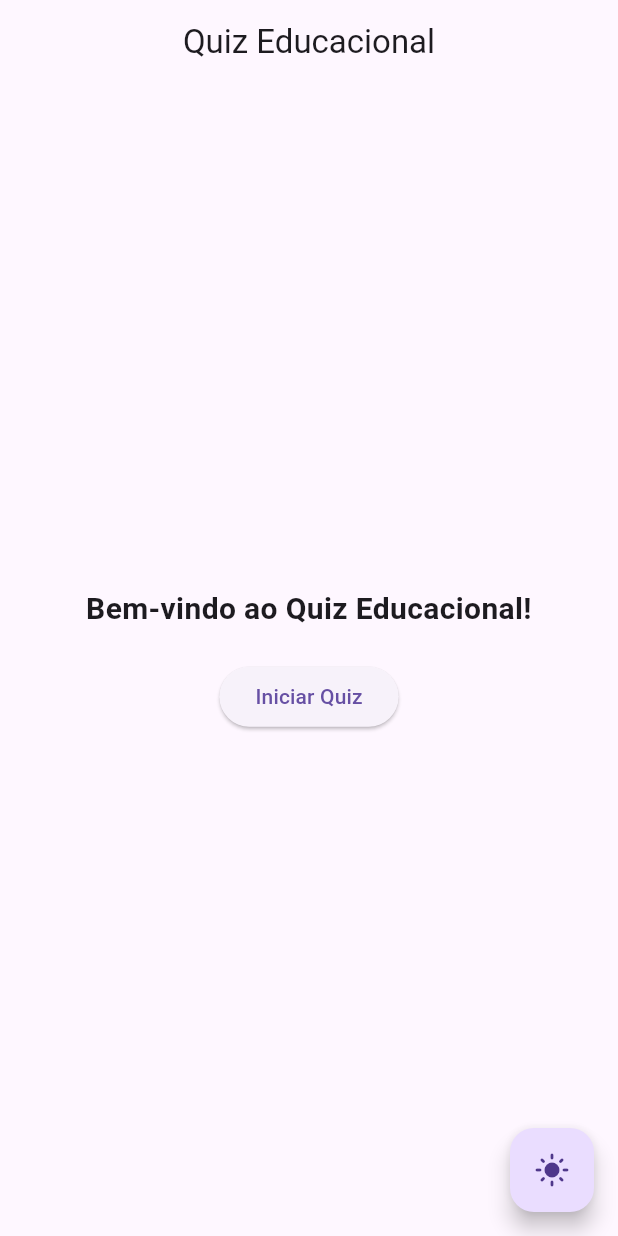
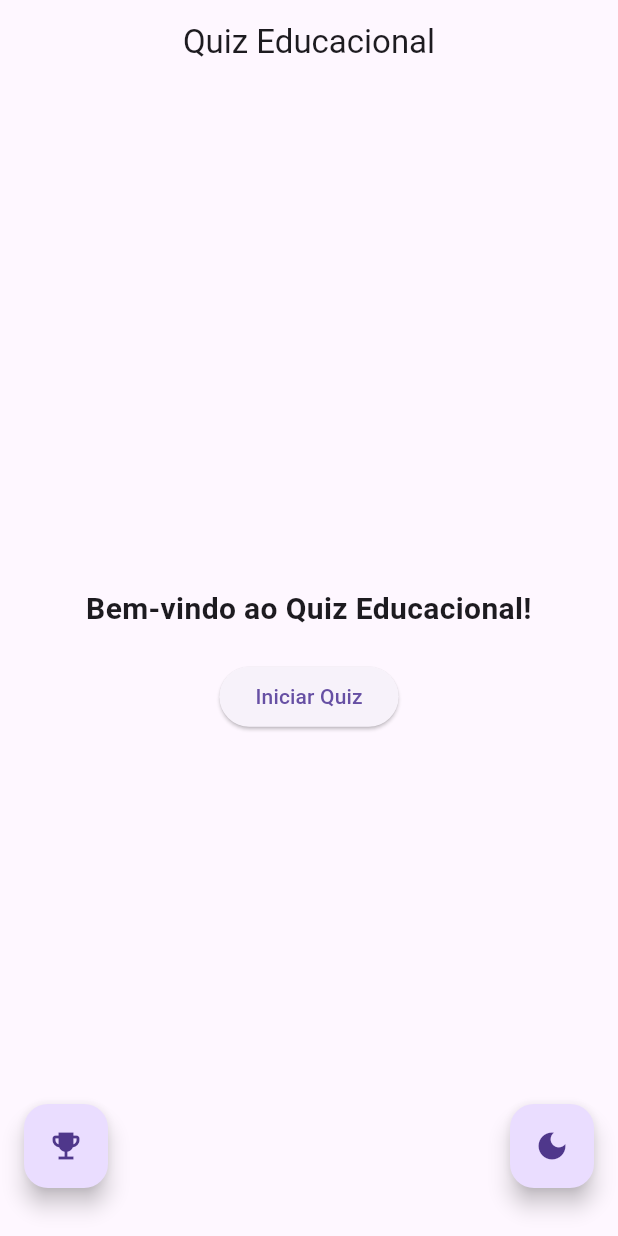
Before and after one commit to pedrowerle/trabalho_final_quizz, a Flutter app: the screen it shows after launch, on a phone screen of 412 x 824 dp. Run offline on Flutter 3.47's test engine with Material 3 defaults, Android fonts, the phone set to English and light mode, and no system bars; our stand-ins replace dio, html_unescape, retrofit, sqflite; accounts and stored records are empty; generated files the repository leaves out were written again.

Commit message:
Segunda Versão

```diff
--- a/lib/main.dart
+++ b/lib/main.dart
@@ -1,15 +1,13 @@
 import 'package:flutter/material.dart';
 import 'package:provider/provider.dart';
-import 'package:trabalho_final/api_service.dart';
-import 'theme_provider.dart'; // Importa o ThemeProvider
-import 'quizz_screen.dart'; // Importa a tela do Quiz
-import 'package:dio/dio.dart';
-
+import 'theme_provider.dart';
+import 'quizz_screen.dart';
+import 'leaderboard.dart';
 
 void main() {
   runApp(
     ChangeNotifierProvider(
-      create: (context) => ThemeProvider(), // Inicializa o ThemeProvider
+      create: (context) => ThemeProvider(),
       child: const QuizApp(),
     ),
   );
@@ -20,11 +18,11 @@ class QuizApp extends StatelessWidget {
 
   @override
   Widget build(BuildContext context) {
-    final themeProvider = Provider.of<ThemeProvider>(context); // Obtém o tema atual
+    final themeProvider = Provider.of<ThemeProvider>(context);
     return MaterialApp(
       title: 'Quiz Educacional',
-      theme: themeProvider.currentTheme, // Usa o tema gerenciado pelo Provider
-      home: const AppTitle(), // Tela inicial do app
+      theme: themeProvider.currentTheme,
+      home: const AppTitle(),
     );
   }
 }
@@ -52,10 +50,9 @@ class AppTitle extends StatelessWidget {
               textAlign: TextAlign.center,
             ),
           ),
-          const SizedBox(height: 20), // Espaço entre o texto e o botão
+          const SizedBox(height: 20),
           ElevatedButton(
             onPressed: () {
-              // Navega para a tela de Quiz
               Navigator.push(
                 context,
                 MaterialPageRoute(builder: (context) => const QuizScreen()),
@@ -65,11 +62,37 @@ class AppTitle extends StatelessWidget {
           ),
         ],
       ),
-      floatingActionButton: FloatingActionButton(
-        onPressed: themeProvider.toggleTheme, // Alterna entre os temas
-        child: Icon(isDarkMode ? Icons.dark_mode : Icons.light_mode), // Ícone alternado
+      floatingActionButton: Stack(
+        children: <Widget>[
+          Align(
+            alignment: Alignment.bottomLeft,
+            child: Padding(
+              padding: EdgeInsets.symmetric(vertical: 16.0, horizontal: 32.0),
+              child: FloatingActionButton(
+                onPressed: () {
+                  Navigator.push(
+                    context,
+                    MaterialPageRoute(builder: (context) => LeaderboardScreen()),
+                  );
+                },
+                child: const Icon(Icons.emoji_events),
+                heroTag: 'trophyButton',
+              ),
+            ),
+          ),
+          Align(
+            alignment: Alignment.bottomRight,
+            child: Padding(
+              padding: EdgeInsets.symmetric(vertical: 16.0, horizontal: 0.0),
+              child: FloatingActionButton(
+                onPressed: themeProvider.toggleTheme,
+                child: Icon(isDarkMode ? Icons.light_mode : Icons.dark_mode),
+                heroTag: 'themeButton',
+              ),
+            ),
+          ),
+        ],
       ),
-      floatingActionButtonLocation: FloatingActionButtonLocation.endFloat, // Posiciona no canto inferior direito
     );
   }
 }
--- a/pubspec.yaml
+++ b/pubspec.yaml
@@ -40,6 +40,8 @@ dependencies:
   # The following adds the Cupertino Icons font to your application.
   # Use with the CupertinoIcons class for iOS style icons.
   cupertino_icons: ^1.0.8
+  sqflite: ^2.4.1
+  path: ^1.9.0
 
 dev_dependencies:
   flutter_test:
```
Also changed, not shown: lib/database.dart (added, +54 -0 lines), lib/leaderboard.dart (added, +96 -0 lines), lib/old_question_model.dart (deleted, +0 -46 lines), lib/quizz_screen.dart (+57 -32 lines), pubspec.lock, 3 other files.
